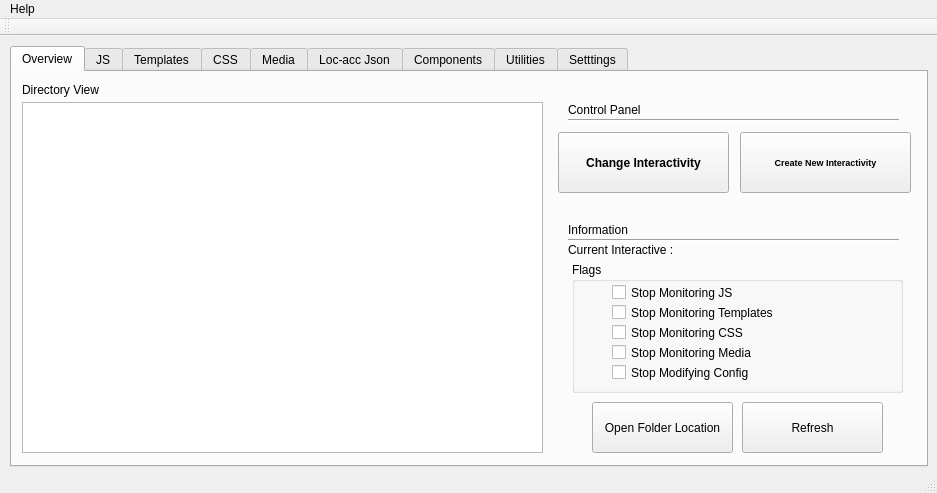
Qt form mainwindow.ui (vihangpatel/WatchDog2) before a commit.
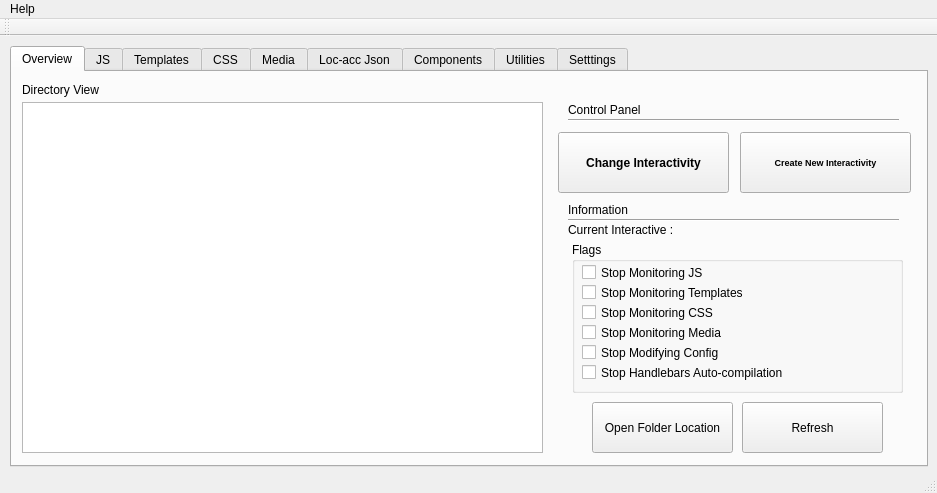
The same form after that commit. The open tabs and pages were chosen to show the change. Icons and pictures are not drawn.

Commit message: Provide auto compilation functionality and UI changes.

```diff
--- a/mainwindow.ui
+++ b/mainwindow.ui
@@ -141,7 +141,7 @@
       <property name="geometry">
        <rect>
         <x>556</x>
-        <y>160</y>
+        <y>140</y>
         <width>331</width>
         <height>16</height>
        </rect>
@@ -154,7 +154,7 @@
       <property name="geometry">
        <rect>
         <x>556</x>
-        <y>150</y>
+        <y>130</y>
         <width>81</width>
         <height>16</height>
        </rect>
@@ -180,7 +180,7 @@
       <property name="geometry">
        <rect>
         <x>556</x>
-        <y>170</y>
+        <y>150</y>
         <width>111</width>
         <height>16</height>
        </rect>
@@ -193,7 +193,7 @@
       <property name="geometry">
        <rect>
         <x>680</x>
-        <y>170</y>
+        <y>150</y>
         <width>211</width>
         <height>16</height>
        </rect>
@@ -225,9 +225,9 @@
       <property name="geometry">
        <rect>
         <x>560</x>
-        <y>190</y>
+        <y>170</y>
         <width>331</width>
-        <height>131</height>
+        <height>151</height>
        </rect>
       </property>
       <property name="title">
@@ -236,9 +236,9 @@
       <widget class="QCheckBox" name="cb_stopConfigModification">
        <property name="geometry">
         <rect>
-         <x>40</x>
+         <x>10</x>
          <y>100</y>
-         <width>301</width>
+         <width>311</width>
          <height>21</height>
         </rect>
        </property>
@@ -256,9 +256,9 @@
       <widget class="QCheckBox" name="cb_stopTmpltMonitir">
        <property name="geometry">
         <rect>
-         <x>40</x>
+         <x>10</x>
          <y>40</y>
-         <width>301</width>
+         <width>311</width>
          <height>21</height>
         </rect>
        </property>
@@ -276,9 +276,9 @@
       <widget class="QCheckBox" name="cb_stopCSSMonitor">
        <property name="geometry">
         <rect>
-         <x>40</x>
+         <x>10</x>
          <y>60</y>
-         <width>301</width>
+         <width>311</width>
          <height>21</height>
         </rect>
        </property>
@@ -296,9 +296,9 @@
       <widget class="QCheckBox" name="cb_stopMediaMonitor">
        <property name="geometry">
         <rect>
-         <x>40</x>
+         <x>10</x>
          <y>80</y>
-         <width>301</width>
+         <width>311</width>
          <height>21</height>
         </rect>
        </property>
@@ -316,9 +316,9 @@
       <widget class="QCheckBox" name="cb_stopJSMonitor">
        <property name="geometry">
         <rect>
-         <x>40</x>
+         <x>10</x>
          <y>20</y>
-         <width>301</width>
+         <width>311</width>
          <height>21</height>
         </rect>
        </property>
@@ -333,6 +333,23 @@
         <bool>false</bool>
        </property>
       </widget>
+      <widget class="QCheckBox" name="cb_stopAutoCompile">
+       <property name="geometry">
+        <rect>
+         <x>10</x>
+         <y>120</y>
+         <width>311</width>
+         <height>21</height>
+        </rect>
+       </property>
+       <property name="text">
+        <string>Stop Handlebars Auto-compilation</string>
+       </property>
+       <property name="icon">
+        <iconset resource="resources.qrc">
+         <normaloff>:/images/lock-48.png</normaloff>:/images/lock-48.png</iconset>
+       </property>
+      </widget>
      </widget>
      <widget class="QPushButton" name="refreshBtn">
       <property name="geometry">
```
Left out of the diff: 2 changed lines with no effect on the pictures. The commit also changes 7 other files.
